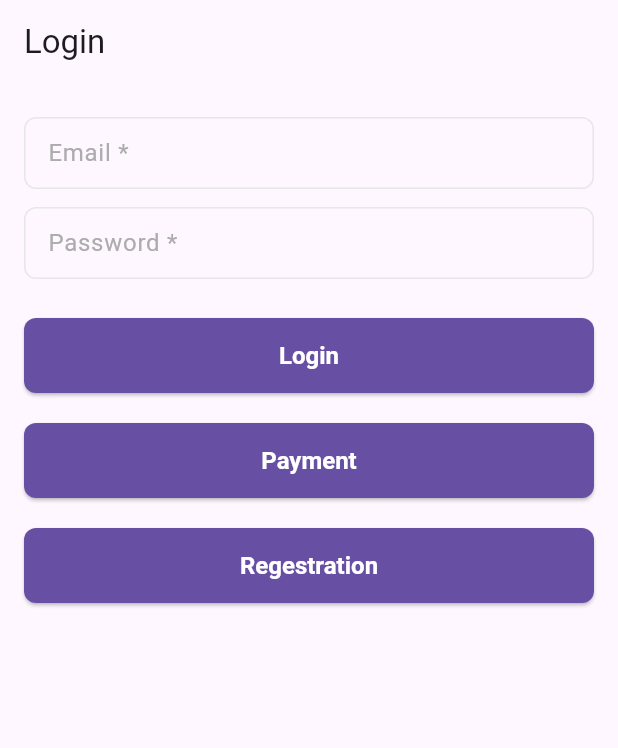
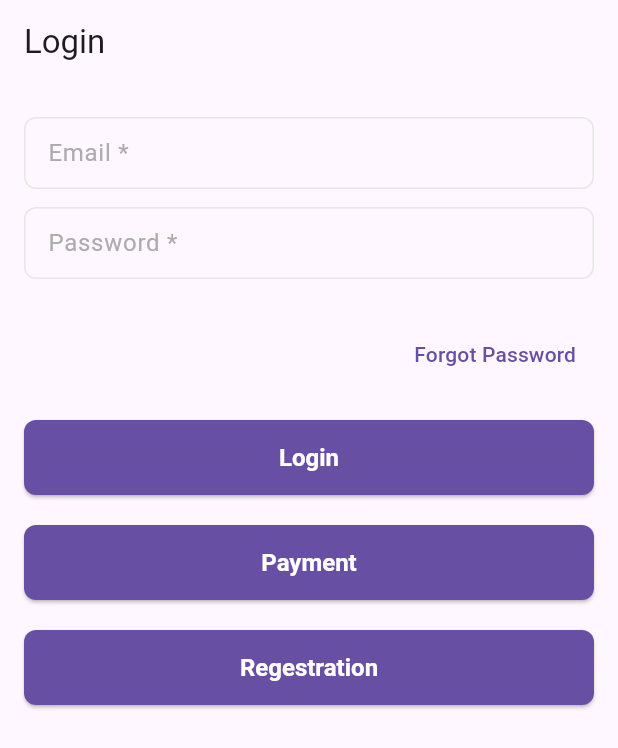
Before and after one commit to mdshakilhossain720/ApiTestProject, a Flutter app: the screen it shows after launch, on a phone screen of 412 x 824 dp. Shown: the top 748 px of the screen. Run offline on Flutter 3.47's test engine with Material 3 defaults, Android fonts, the phone set to English and light mode, and no system bars; our stand-ins replace dio, flutter_riverpod, flutter_svg, hive, hive_flutter, pretty_dio_logger and 1 more; missing offline and left inert: flutter_inappwebview; accounts and stored records are empty.

Commit message:
forget password

```diff
--- a/lib/views/auth/login_screen.dart
+++ b/lib/views/auth/login_screen.dart
@@ -5,6 +5,7 @@ import 'package:flutter/material.dart';
 import 'package:flutter_riverpod/flutter_riverpod.dart';
 
 import '../payment_section/payment_section.dart';
+import 'Forget_password_screen.dart';
 import 'regestion.dart';
 // import the file where CustomTextField is defined
 
@@ -34,6 +35,8 @@ class LoginScreen extends StatelessWidget {
                 hint: "Enter your email",
                 controller: emailController,
               ),
+
+
               CustomTextField(
                 label: "Password",
                 isRequired: true,
@@ -42,6 +45,12 @@ class LoginScreen extends StatelessWidget {
                 controller: passwordController,
               ),
               const SizedBox(height: 20),
+                  Align(
+                alignment: Alignment.centerRight,
+                child: TextButton(onPressed: (){
+                  Navigator.push(context, MaterialPageRoute(builder: (_) => ForgetPasswordScreen()));
+                }, child: Text("Forgot Password"),)),
+                 const SizedBox(height: 20),
               Consumer(
                 builder: (context, ref, child) {
                   final isLoading = ref.watch(authControllerProvider);
```
Also changed, not shown: lib/views/auth/forget_password_screen.dart (added, +15 -0 lines).
